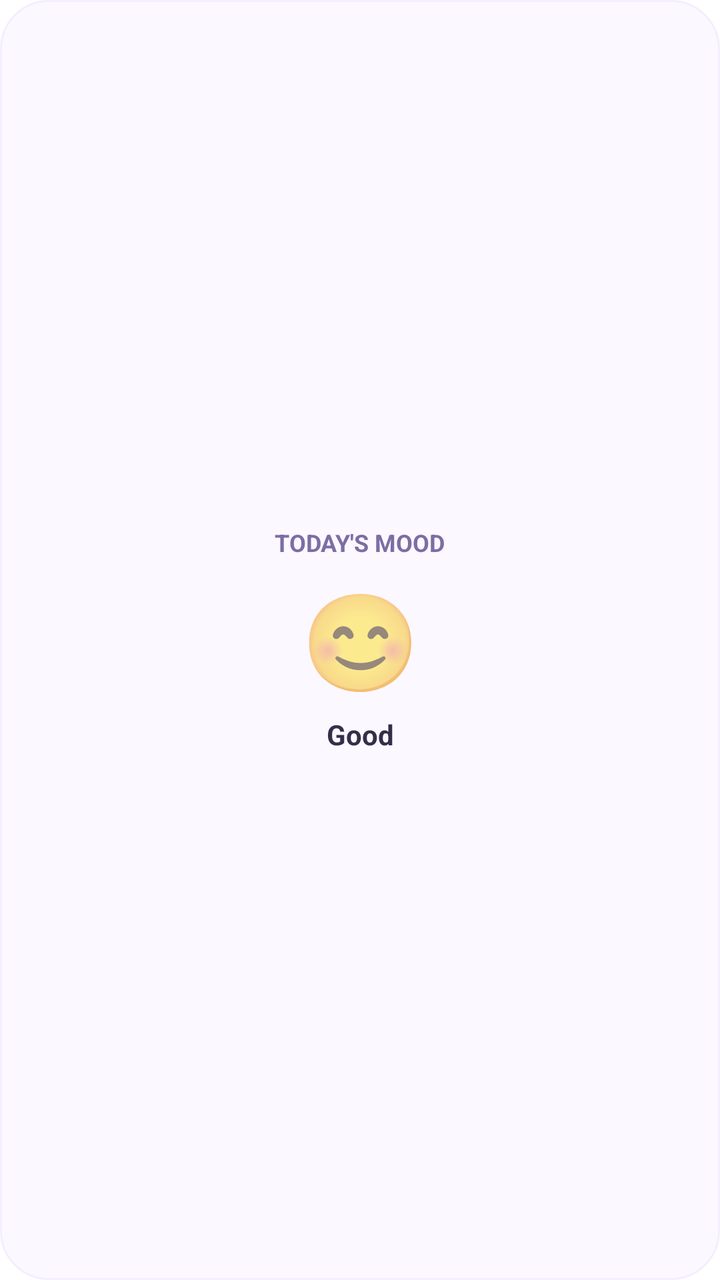
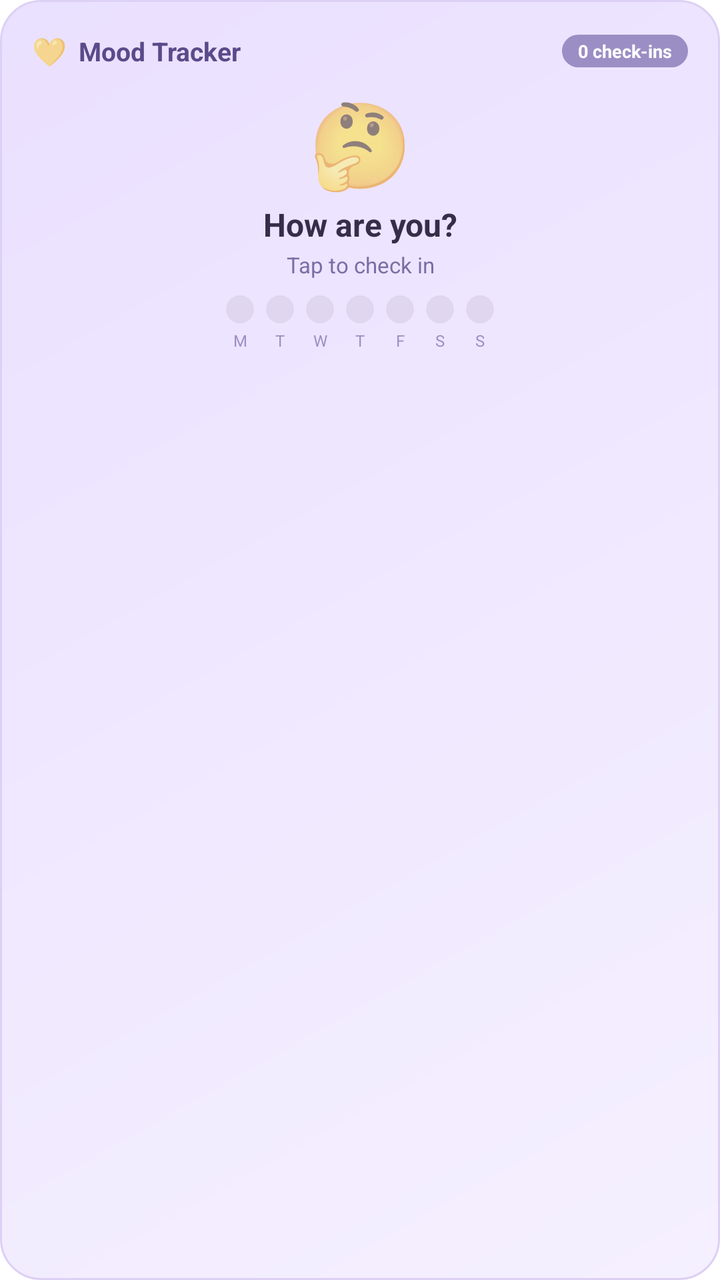

Two renders of the same Android screen: before a commit and after it. Below are the layout's source before the change and the commit's diff.
<!-- AndroidManifest.xml: fallback theme Theme.MaterialComponents.DayNight.NoActionBar -->
<!-- res/layout/mood_widget.xml -->
<?xml version="1.0" encoding="utf-8"?>
<LinearLayout xmlns:android="http://schemas.android.com/apk/res/android"
    android:id="@+id/widget_root"
    android:layout_width="match_parent"
    android:layout_height="match_parent"
    android:background="@drawable/widget_bg_mood"
    android:orientation="vertical"
    android:padding="16dp"
    android:gravity="center">

    <TextView
        android:layout_width="wrap_content"
        android:layout_height="wrap_content"
        android:text="Today's Mood"
        android:textColor="#7B6EA4"
        android:textSize="12sp"
        android:textStyle="bold"
        android:textAllCaps="true"
        android:layout_marginBottom="8dp" />

    <TextView
        android:id="@+id/mood_emoji"
        android:layout_width="match_parent"
        android:layout_height="wrap_content"
        android:text="😊"
        android:textSize="48sp"
        android:gravity="center"
        android:layout_marginBottom="6dp" />

    <TextView
        android:id="@+id/mood_label"
        android:layout_width="match_parent"
        android:layout_height="wrap_content"
        android:text="Good"
        android:textColor="#352E4A"
        android:textSize="14sp"
        android:textStyle="bold"
        android:gravity="center" />

</LinearLayout>
<!-- resources referenced by this layout -->
<resources>
  <!-- drawable widget_bg_mood (drawable) -->
  <?xml version="1.0" encoding="utf-8"?>
  <shape xmlns:android="http://schemas.android.com/apk/res/android">
      <solid android:color="#FBF8FF" />
      <corners android:radius="24dp" />
      <stroke android:width="1dp" android:color="#F5EEFF" />
  </shape>
</resources>

<!-- the commit's change to res/layout/mood_widget.xml (unified diff, before → after) -->
@@ -5,36 +5,113 @@
     android:layout_height="match_parent"
     android:background="@drawable/widget_bg_mood"
     android:orientation="vertical"
-    android:padding="16dp"
-    android:gravity="center">
+    android:padding="16dp">
 
-    <TextView
-        android:layout_width="wrap_content"
+    
+    <LinearLayout
+        android:layout_width="match_parent"
         android:layout_height="wrap_content"
-        android:text="Today's Mood"
-        android:textColor="#7B6EA4"
-        android:textSize="12sp"
-        android:textStyle="bold"
-        android:textAllCaps="true"
-        android:layout_marginBottom="8dp" />
+        android:orientation="horizontal"
+        android:gravity="center_vertical"
+        android:layout_marginBottom="6dp">
 
+        <TextView
+            android:layout_width="wrap_content"
+            android:layout_height="wrap_content"
+            android:text="💛"
+            android:textSize="14sp" />
+
+        <TextView
+            android:layout_width="0dp"
+            android:layout_height="wrap_content"
+            android:layout_weight="1"
+            android:layout_marginStart="6dp"
+            android:text="Mood Tracker"
+            android:textColor="#5B4A8A"
+            android:textSize="13sp"
+            android:textStyle="bold" />
+
+        <TextView
+            android:id="@+id/mood_checkin_badge"
+            android:layout_width="wrap_content"
+            android:layout_height="wrap_content"
+            android:background="@drawable/pill_bg"
+            android:backgroundTint="#9B8EC4"
+            android:paddingStart="8dp"
+            android:paddingEnd="8dp"
+            android:paddingTop="2dp"
+            android:paddingBottom="2dp"
+            android:text="0 check-ins"
+            android:textColor="#FFFFFF"
+            android:textSize="9sp"
+            android:textStyle="bold" />
+    </LinearLayout>
+
+    
     <TextView
         android:id="@+id/mood_emoji"
         android:layout_width="match_parent"
         android:layout_height="wrap_content"
-        android:text="😊"
-        android:textSize="48sp"
+        android:text="🤔"
+        android:textSize="42sp"
         android:gravity="center"
-        android:layout_marginBottom="6dp" />
+        android:layout_marginTop="2dp"
+        android:layout_marginBottom="2dp" />
 
+    
     <TextView
         android:id="@+id/mood_label"
         android:layout_width="match_parent"
         android:layout_height="wrap_content"
-        android:text="Good"
+        android:text="How are you?"
         android:textColor="#352E4A"
-        android:textSize="14sp"
+        android:textSize="16sp"
         android:textStyle="bold"
-        android:gravity="center" />
+        android:gravity="center"
+        android:layout_marginBottom="2dp" />
+
+    
+    <TextView
+        android:id="@+id/mood_description"
+        android:layout_width="match_parent"
+        android:layout_height="wrap_content"
+        android:text="Tap to check in"
+        android:textColor="#7B6EA4"
+        android:textSize="11sp"
+        android:gravity="center"
+        android:layout_marginBottom="8dp" />
+
+    
+    <LinearLayout
+        android:layout_width="match_parent"
+        android:layout_height="wrap_content"
+        android:orientation="horizontal"
+        android:gravity="center"
+        android:layout_marginBottom="3dp">
+
+        <ImageView android:id="@+id/mood_dot_0" android:layout_width="14dp" android:layout_height="14dp" android:layout_marginEnd="6dp" android:background="@drawable/pill_bg" android:backgroundTint="#E0D6F0" />
+        <ImageView android:id="@+id/mood_dot_1" android:layout_width="14dp" android:layout_height="14dp" android:layout_marginEnd="6dp" android:background="@drawable/pill_bg" android:backgroundTint="#E0D6F0" />
+        <ImageView android:id="@+id/mood_dot_2" android:layout_width="14dp" android:layout_height="14dp" android:layout_marginEnd="6dp" android:background="@drawable/pill_bg" android:backgroundTint="#E0D6F0" />
+        <ImageView android:id="@+id/mood_dot_3" android:layout_width="14dp" android:layout_height="14dp" android:layout_marginEnd="6dp" android:background="@drawable/pill_bg" android:backgroundTint="#E0D6F0" />
+        <ImageView android:id="@+id/mood_dot_4" android:layout_width="14dp" android:layout_height="14dp" android:layout_marginEnd="6dp" android:background="@drawable/pill_bg" android:backgroundTint="#E0D6F0" />
+        <ImageView android:id="@+id/mood_dot_5" android:layout_width="14dp" android:layout_height="14dp" android:layout_marginEnd="6dp" android:background="@drawable/pill_bg" android:backgroundTint="#E0D6F0" />
+        <ImageView android:id="@+id/mood_dot_6" android:layout_width="14dp" android:layout_height="14dp" android:background="@drawable/pill_bg" android:backgroundTint="#E0D6F0" />
+    </LinearLayout>
+
+    
+    <LinearLayout
+        android:layout_width="match_parent"
+        android:layout_height="wrap_content"
+        android:orientation="horizontal"
+        android:gravity="center">
+
+        <TextView android:layout_width="20dp" android:layout_height="wrap_content" android:text="M" android:textColor="#9E8EC4" android:textSize="8sp" android:gravity="center" />
+        <TextView android:layout_width="20dp" android:layout_height="wrap_content" android:text="T" android:textColor="#9E8EC4" android:textSize="8sp" android:gravity="center" />
+        <TextView android:layout_width="20dp" android:layout_height="wrap_content" android:text="W" android:textColor="#9E8EC4" android:textSize="8sp" android:gravity="center" />
+        <TextView android:layout_width="20dp" android:layout_height="wrap_content" android:text="T" android:textColor="#9E8EC4" android:textSize="8sp" android:gravity="center" />
+        <TextView android:layout_width="20dp" android:layout_height="wrap_content" android:text="F" android:textColor="#9E8EC4" android:textSize="8sp" android:gravity="center" />
+        <TextView android:layout_width="20dp" android:layout_height="wrap_content" android:text="S" android:textColor="#9E8EC4" android:textSize="8sp" android:gravity="center" />
+        <TextView android:layout_width="20dp" android:layout_height="wrap_content" android:text="S" android:textColor="#9E8EC4" android:textSize="8sp" android:gravity="center" />
+    </LinearLayout>
 
 </LinearLayout>
<!-- resource entries referenced after the edit -->
@@ -1,11 +1,20 @@
 <!-- resources referenced by this layout -->
 <resources>
+  <!-- drawable pill_bg (drawable) -->
+  <?xml version="1.0" encoding="utf-8"?>
+  <shape xmlns:android="http://schemas.android.com/apk/res/android">
+      <solid android:color="#D4728C" />
+      <corners android:radius="10dp" />
+  </shape>
   <!-- drawable widget_bg_mood (drawable) -->
   <?xml version="1.0" encoding="utf-8"?>
   <shape xmlns:android="http://schemas.android.com/apk/res/android">
-      <solid android:color="#FBF8FF" />
-      <corners android:radius="24dp" />
-      <stroke android:width="1dp" android:color="#F5EEFF" />
+      <gradient
+          android:startColor="#F5F0FF"
+          android:endColor="#EAE0FF"
+          android:angle="135" />
+      <corners android:radius="20dp" />
+      <stroke android:width="1dp" android:color="#DDD0F5" />
   </shape>
 </resources>
 
